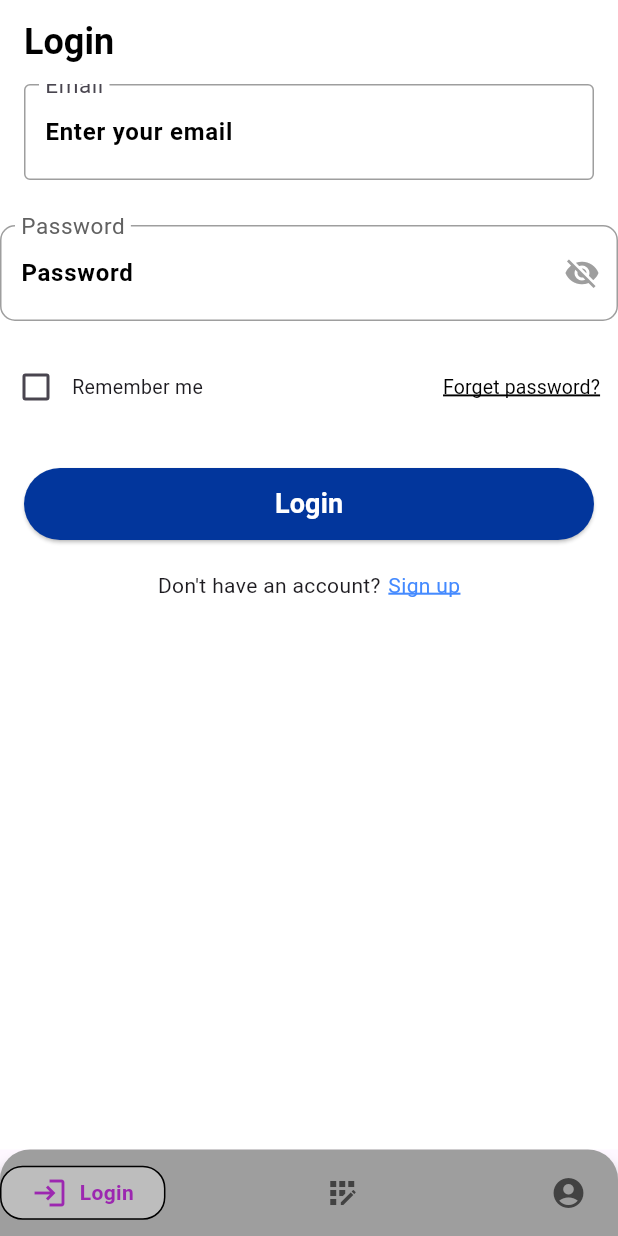
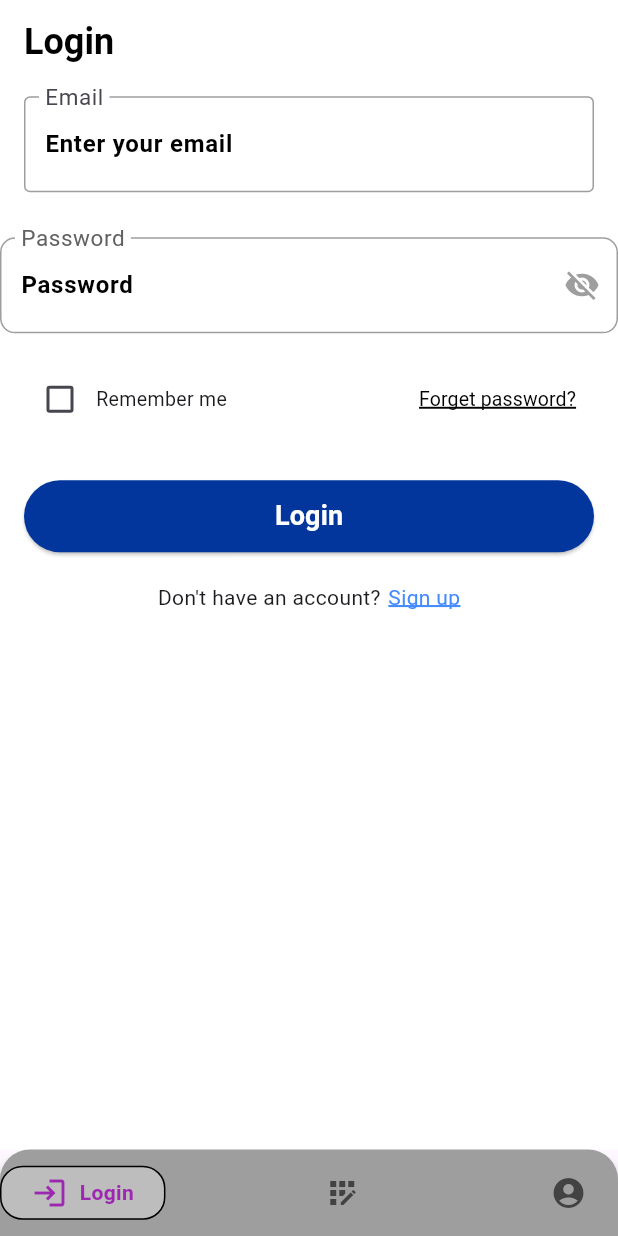
Before and after one commit to ahmedragaae0120/online_exam_app, a Flutter app: the screen it shows after launch, on a phone screen of 412 x 824 dp. Run offline on Flutter 3.47's test engine with Material 3 defaults, Android fonts, the phone set to English and light mode, and no system bars; drawn by our look-alikes of google_nav_bar.

Commit message:
change UI

```diff
--- a/lib/Auth/Login/View/login_screen.dart
+++ b/lib/Auth/Login/View/login_screen.dart
@@ -2,6 +2,7 @@ import 'package:flutter/material.dart';
 import 'package:online_exam_app/Shared/custom_button.dart';
 import 'package:online_exam_app/Shared/custom_password_text_field.dart';
 import 'package:online_exam_app/Shared/custom_text_field.dart';
+import 'package:online_exam_app/config.dart';
 
 class LoginScreen extends StatefulWidget {
   const LoginScreen({super.key});
@@ -15,6 +16,7 @@ class _LoginScreenState extends State<LoginScreen> {
 
   @override
   Widget build(BuildContext context) {
+    Config().init(context);
     return Scaffold(
       backgroundColor: Colors.white,
       appBar: AppBar(
@@ -31,11 +33,13 @@ class _LoginScreenState extends State<LoginScreen> {
         elevation: 0,
       ),
       body: SingleChildScrollView(
+
         physics: BouncingScrollPhysics(),
         child: Column(
           crossAxisAlignment: CrossAxisAlignment.stretch,
           mainAxisSize: MainAxisSize.min,
           children: [
+            SizedBox(height: Config.screenHight! * 0.01),
             /* -------------------------------------------------------------------------- */
             /*                                 Email Field                                */
             /* -------------------------------------------------------------------------- */
@@ -56,7 +60,9 @@ class _LoginScreenState extends State<LoginScreen> {
             /* -------------------------------------------------------------------------- */
             /*                         Remember Me & Forget Password                     */
             /* -------------------------------------------------------------------------- */
-            Row(
+            Padding(
+              padding: const EdgeInsets.symmetric(horizontal: 16),
+              child: Row(
                 children: [
                   /* ------------------------------ Remember Me ------------------------------ */
                   Checkbox(
@@ -96,6 +102,7 @@ class _LoginScreenState extends State<LoginScreen> {
                     ),
                   ),
                 ],
+              ),
             ),
             /* -------------------------------------------------------------------------- */
             SizedBox(height: 30),
```
Lines whose indentation alone changed are shown as unchanged.
